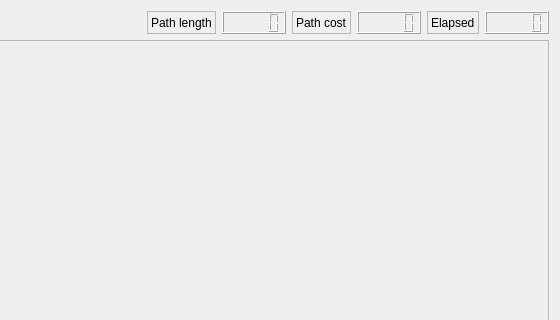
Qt form insect/sm_grid_planner/src/mainUI.ui (robocomp/robocomp-shadow) before a commit; both pictures show x 240 to 800 and y 0 to 320 of the 800 by 600 pixel window.
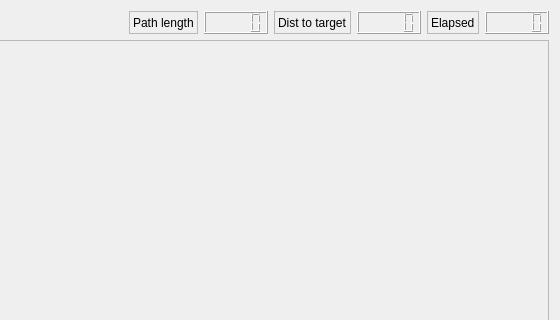
The same form after that commit.

Commit message: change in gridder.idsl to add radius to target and source point

Patch:
```diff
--- a/insect/sm_grid_planner/src/mainUI.ui
+++ b/insect/sm_grid_planner/src/mainUI.ui
@@ -102,7 +102,7 @@
             <enum>QFrame::StyledPanel</enum>
            </property>
            <property name="text">
-            <string>Path cost</string>
+            <string>Dist to target</string>
            </property>
           </widget>
          </item>
```
Left out of the diff: 2 changed lines with no effect on the pictures. The commit also changes 3 other files.
